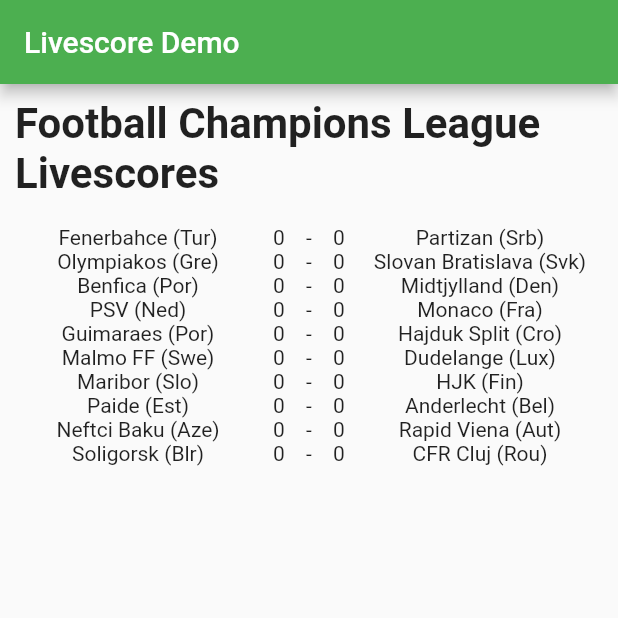
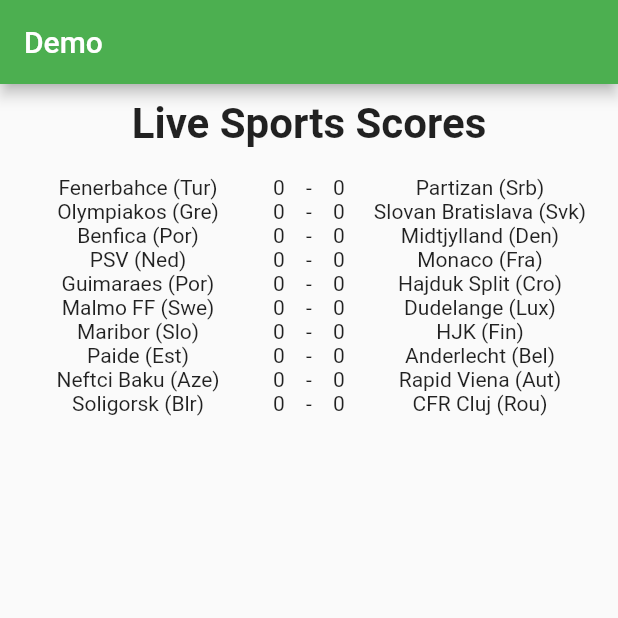
Before and after one commit to migratorydata/demo-flutter-sports-scores, a Flutter app: the screen it shows after launch, on a phone screen of 412 x 824 dp, the top half of it. Run offline on Flutter 3.47's test engine with Material 2 defaults, Android fonts, the phone set to English and light mode, and no system bars; missing offline and left inert: migratorydata_client_dart_v6.

Commit message:
update documentations and other minor edits

```diff
--- a/lib/configuration.dart
+++ b/lib/configuration.dart
@@ -5,10 +5,10 @@
 
 import 'package:migratorydata_client_dart_v6/client.dart';
 
+const server = 'demo.migratorydata.com';
+const encryption = true;
 const token = 'some-token';
-const encryption = false;
-const server = 'demo.migratorydata.com';
-const subjectPrefix = '/games/football/';
+const subjectPrefix = '/matches/football/';
 
 final rng = Random();
 
--- a/lib/main.dart
+++ b/lib/main.dart
@@ -38,14 +38,14 @@
   Widget build(BuildContext context) {
     return Scaffold(
       appBar: AppBar(
-        title: const Text('Livescore Demo'),
+        title: const Text('Demo'),
         backgroundColor: Colors.green,
       ),
       body: Column(children: <Widget>[
         const Padding(
           padding: EdgeInsets.all(10.0),
           child: Text(
-            "Football Champions League Livescores",
+            "Live Sports Scores",
             textScaleFactor: 2,
             style: TextStyle(fontWeight: FontWeight.bold),
           ),
```
Also changed, not shown: 4 other files.
